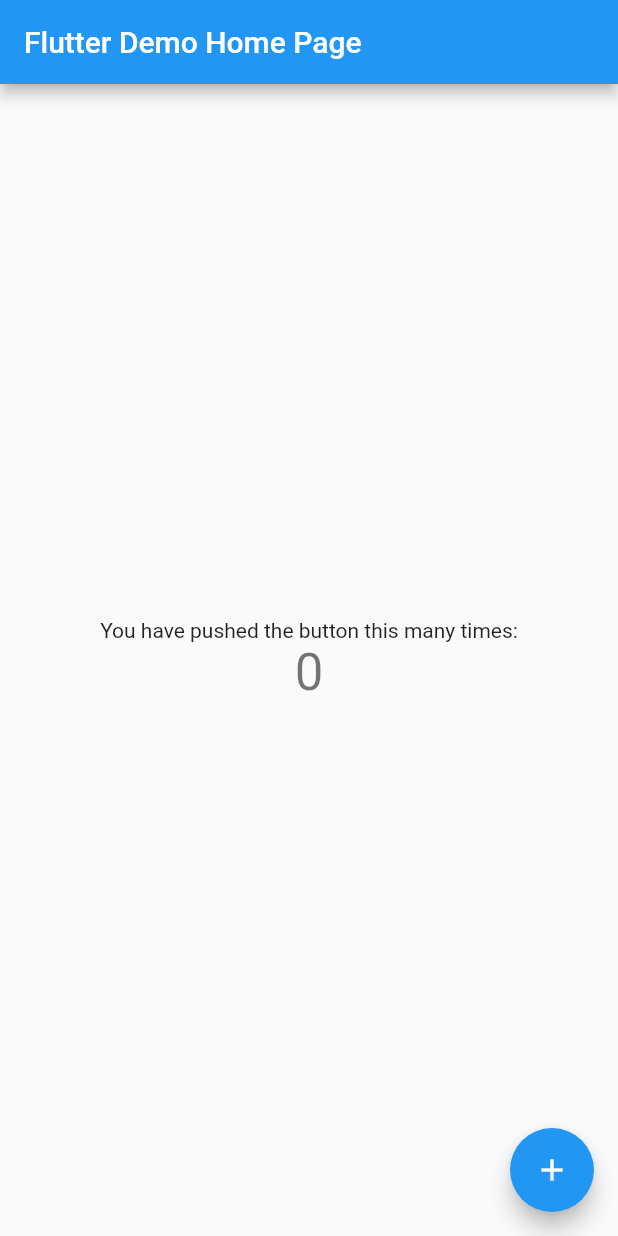
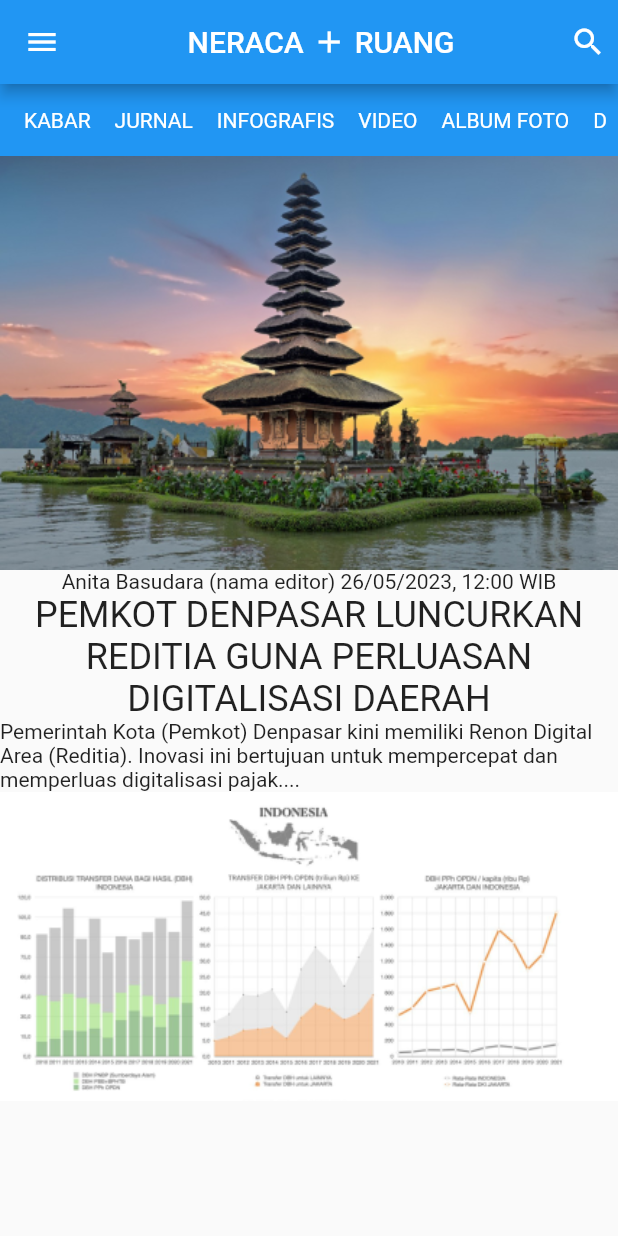
Before and after one commit to imaldi/flutter_neraca_ruang, a Flutter app: the screen it shows after launch, on a phone screen of 412 x 824 dp. Run offline on Flutter 3.47's test engine with Material 2 defaults, Android fonts, the phone set to English and light mode, and no system bars.

Commit message:
done until section 1 (KABAR)

```diff
--- /dev/null
+++ b/lib/core/consts/sizes.dart
@@ -0,0 +1,6 @@
+const small = 4.0;
+const normal = 8.0;
+const medium = 16.0;
+const big = 24.0;
+const huge = 32.0;
+const extra = 64.0;
--- a/lib/main.dart
+++ b/lib/main.dart
@@ -1,4 +1,5 @@
 import 'package:flutter/material.dart';
+import 'package:flutter_neraca_ruang/presentation/widgets/tab_menu.dart';
 
 void main() {
   runApp(const MyApp());
@@ -12,16 +13,8 @@
   Widget build(BuildContext context) {
     return MaterialApp(
       title: 'Flutter Demo',
+      debugShowCheckedModeBanner: false,
       theme: ThemeData(
-        // This is the theme of your application.
-        //
-        // Try running your application with "flutter run". You'll see the
-        // application has a blue toolbar. Then, without quitting the app, try
-        // changing the primarySwatch below to Colors.green and then invoke
-        // "hot reload" (press "r" in the console where you ran "flutter run",
-        // or simply save your changes to "hot reload" in a Flutter IDE).
-        // Notice that the counter didn't reset back to zero; the application
-        // is not restarted.
         primarySwatch: Colors.blue,
       ),
       home: const MyHomePage(title: 'Flutter Demo Home Page'),
@@ -32,15 +25,6 @@
 class MyHomePage extends StatefulWidget {
   const MyHomePage({super.key, required this.title});
 
-  // This widget is the home page of your application. It is stateful, meaning
-  // that it has a State object (defined below) that contains fields that affect
-  // how it looks.
-
-  // This class is the configuration for the state. It holds the values (in this
-  // case the title) provided by the parent (in this case the App widget) and
-  // used by the build method of the State. Fields in a Widget subclass are
-  // always marked "final".
-
   final String title;
 
   @override
@@ -48,67 +32,49 @@
 }
 
 class _MyHomePageState extends State<MyHomePage> {
-  int _counter = 0;
-
-  void _incrementCounter() {
-    setState(() {
-      // This call to setState tells the Flutter framework that something has
-      // changed in this State, which causes it to rerun the build method below
-      // so that the display can reflect the updated values. If we changed
-      // _counter without calling setState(), then the build method would not be
-      // called again, and so nothing would appear to happen.
-      _counter++;
-    });
-  }
-
   @override
   Widget build(BuildContext context) {
-    // This method is rerun every time setState is called, for instance as done
-    // by the _incrementCounter method above.
-    //
-    // The Flutter framework has been optimized to make rerunning build methods
-    // fast, so that you can just rebuild anything that needs updating rather
-    // than having to individually change instances of widgets.
     return Scaffold(
       appBar: AppBar(
-        // Here we take the value from the MyHomePage object that was created by
-        // the App.build method, and use it to set our appbar title.
-        title: Text(widget.title),
+        title:
+            Row(mainAxisAlignment: MainAxisAlignment.center, children: const [
+          Text("NERACA "),
+          Icon(Icons.add),
+          Text(" RUANG"),
+        ]),
+        actions: const [
+          Padding(
+            padding: EdgeInsets.all(8.0),
+            child: Icon(Icons.search),
+          )
+        ],
       ),
-      body: Center(
-        // Center is a layout widget. It takes a single child and positions it
-        // in the middle of the parent.
+      drawer: Drawer(
         child: Column(
-          // Column is also a layout widget. It takes a list of children and
-          // arranges them vertically. By default, it sizes itself to fit its
-          // children horizontally, and tries to be as tall as its parent.
-          //
-          // Invoke "debug painting" (press "p" in the console, choose the
-          // "Toggle Debug Paint" action from the Flutter Inspector in Android
-          // Studio, or the "Toggle Debug Paint" command in Visual Studio Code)
-          // to see the wireframe for each widget.
-          //
-          // Column has various properties to control how it sizes itself and
-          // how it positions its children. Here we use mainAxisAlignment to
-          // center the children vertically; the main axis here is the vertical
-          // axis because Columns are vertical (the cross axis would be
-          // horizontal).
-          mainAxisAlignment: MainAxisAlignment.center,
-          children: <Widget>[
-            const Text(
-              'You have pushed the button this many times:',
-            ),
-            Text(
-              '$_counter',
-              style: Theme.of(context).textTheme.headlineMedium,
-            ),
+          children: const [
+            DrawerHeader(child: Text("Hi This is drawer header")),
           ],
         ),
       ),
-      floatingActionButton: FloatingActionButton(
-        onPressed: _incrementCounter,
-        tooltip: 'Increment',
-        child: const Icon(Icons.add),
+      body: Center(
+        child: Column(
+          // mainAxisAlignment: MainAxisAlignment.center,
+          children: <Widget>[
+            const TabMenu(),
+            Image.asset("assets/images/dashboard_1.png"),
+            const Text(
+              'Anita Basudara (nama editor) 26/05/2023, 12:00 WIB',
+            ),
+            Text(
+              'PEMKOT DENPASAR LUNCURKAN REDITIA GUNA PERLUASAN DIGITALISASI DAERAH',
+              style: Theme.of(context).textTheme.headlineSmall,
+              textAlign: TextAlign.center,
+            ),
+            const Text(
+                "Pemerintah Kota (Pemkot) Denpasar kini memiliki Renon Digital Area (Reditia). Inovasi ini bertujuan untuk mempercepat dan memperluas digitalisasi pajak...."),
+            Image.asset("assets/images/dashboard_2.png"),
+          ],
+        ),
       ), // This trailing comma makes auto-formatting nicer for build methods.
     );
   }
--- /dev/null
+++ b/lib/presentation/widgets/tab_menu.dart
@@ -0,0 +1,33 @@
+import 'package:flutter/material.dart';
+import 'package:flutter_neraca_ruang/presentation/widgets/tab_menu_item.dart';
+
+import '../../core/consts/sizes.dart';
+
+class TabMenu extends StatelessWidget {
+  const TabMenu({Key? key}) : super(key: key);
+
+  @override
+  Widget build(BuildContext context) {
+    return Container(
+      width: double.infinity,
+      color: Colors.blue,
+      padding: const EdgeInsets.all(normal),
+      child: SizedBox(
+        height: huge,
+        child: SingleChildScrollView(
+          scrollDirection: Axis.horizontal,
+          child: Row(
+            children: const [
+              TabMenuItem("KABAR"),
+              TabMenuItem("JURNAL"),
+              TabMenuItem("INFOGRAFIS"),
+              TabMenuItem("VIDEO"),
+              TabMenuItem("ALBUM FOTO"),
+              TabMenuItem("DISKUSI"),
+            ],
+          ),
+        ),
+      ),
+    );
+  }
+}
--- /dev/null
+++ b/lib/presentation/widgets/tab_menu_item.dart
@@ -0,0 +1,19 @@
+import 'package:flutter/material.dart';
+
+import '../../core/consts/sizes.dart';
+
+class TabMenuItem extends StatelessWidget {
+  final String text;
+  const TabMenuItem(this.text, {Key? key}) : super(key: key);
+
+  @override
+  Widget build(BuildContext context) {
+    return Container(
+      padding: const EdgeInsets.all(normal),
+      child: Text(
+        text,
+        style: const TextStyle(color: Colors.white),
+      ),
+    );
+  }
+}
--- a/pubspec.yaml
+++ b/pubspec.yaml
@@ -30,6 +30,7 @@
 dependencies:
   flutter:
     sdk: flutter
+  dropdown_button2: ^2.1.3
 
 
   # The following adds the Cupertino Icons font to your application.
@@ -59,8 +60,8 @@
   uses-material-design: true
 
   # To add assets to your application, add an assets section, like this:
-  # assets:
-  #   - images/a_dot_burr.jpeg
+  assets:
+    - assets/images/
   #   - images/a_dot_ham.jpeg
 
   # An image asset can refer to one or more resolution-specific "variants", see
```
Also changed, not shown: assets/images/dashboard_1.png (added), assets/images/dashboard_2.png (added), pubspec.lock.
